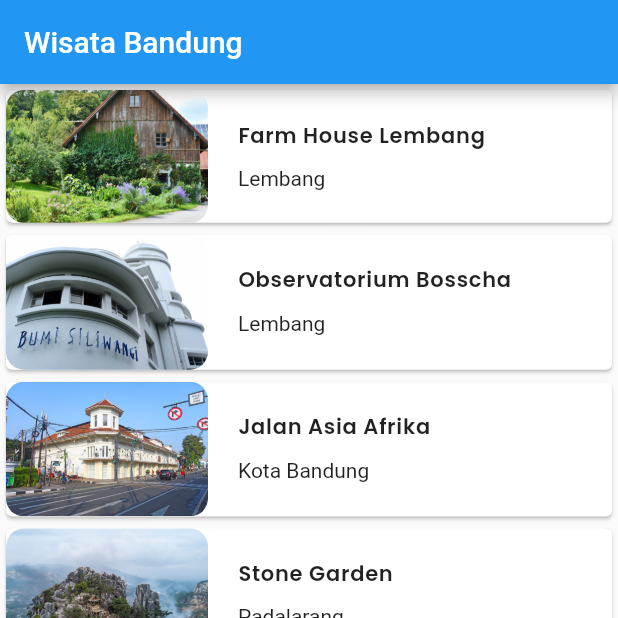
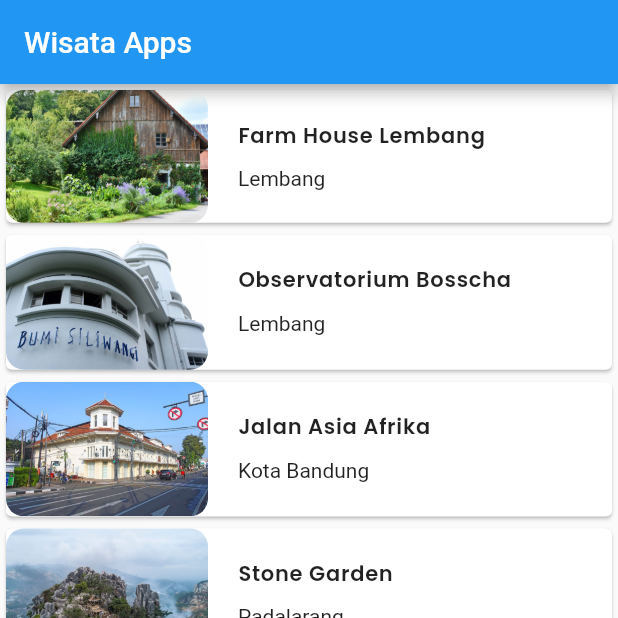
Before and after one commit to yusmnn/wisata_apps, a Flutter app: the screen it shows after launch, on a phone screen of 412 x 824 dp, the top half of it. Run offline on Flutter 3.47's test engine with Material 2 defaults, Android fonts, the phone set to English and light mode, and no system bars; our stand-ins replace google_fonts.

Commit message:
update main screen

```diff
--- a/lib/main.dart
+++ b/lib/main.dart
@@ -9,7 +9,8 @@ class MyApp extends StatelessWidget {
   @override
   Widget build(BuildContext context) {
     return MaterialApp(
-      title: "Wisata Bandung",
+      debugShowCheckedModeBanner: false,
+      title: "Wisata Apps",
       theme: ThemeData(),
       home: const MainScreen(),
     );
--- a/lib/pages/main_screen.dart
+++ b/lib/pages/main_screen.dart
@@ -10,7 +10,7 @@ class MainScreen extends StatelessWidget {
   Widget build(BuildContext context) {
     return Scaffold(
       appBar: AppBar(
-        title: const Text('Wisata Bandung'),
+        title: const Text('Wisata Apps'),
       ),
       body: LayoutBuilder(
         builder: (BuildContext context, BoxConstraints constraints) {
--- a/pubspec.yaml
+++ b/pubspec.yaml
@@ -30,6 +30,7 @@ dependencies:
   cupertino_icons: ^1.0.2
   flutter:
     sdk: flutter
+  flutter_native_splash: ^2.2.8
   font_awesome_flutter: ^10.1.0
   google_fonts: ^3.0.1
 
```
Also changed, not shown: pubspec.lock, 1 other file.
